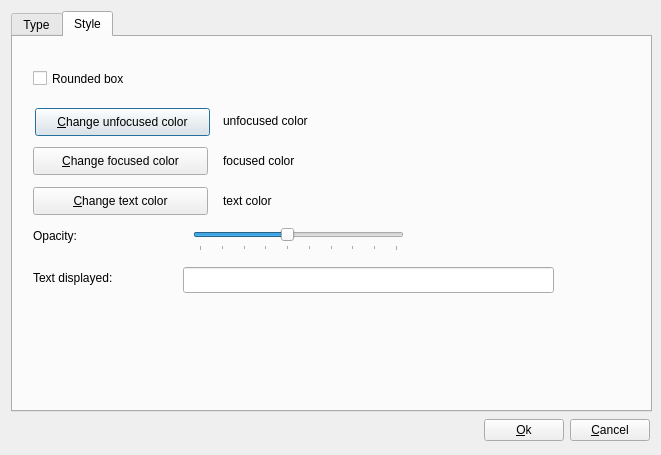
First picture: the form in builder/BoxEditor.ui, repository canercandan/iot-project, before the edit.
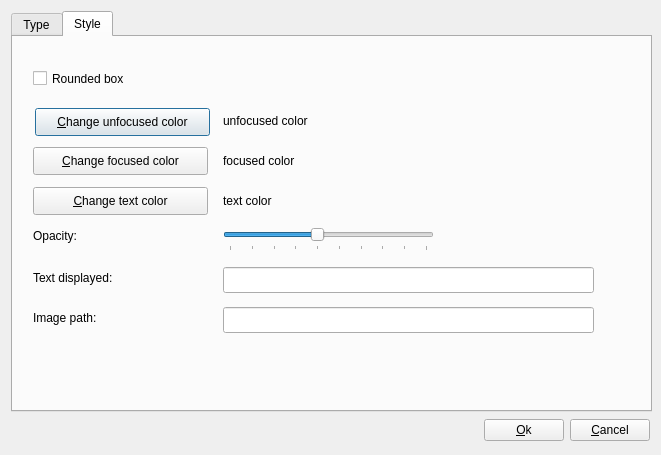
Second picture: the form after the edit. The open tabs and pages were chosen to show the change.

Commit message: [Builder] implementation de box style

```diff
--- a/builder/BoxEditor.ui
+++ b/builder/BoxEditor.ui
@@ -469,7 +469,7 @@
         <widget class="QLineEdit" name="textLineEdit">
          <property name="geometry">
           <rect>
-           <x>170</x>
+           <x>210</x>
            <y>230</y>
            <width>371</width>
            <height>26</height>
@@ -550,7 +550,7 @@
         <widget class="QSlider" name="colorOpacitySlider">
          <property name="geometry">
           <rect>
-           <x>180</x>
+           <x>210</x>
            <y>190</y>
            <width>211</width>
            <height>24</height>
@@ -584,6 +584,29 @@
           <enum>QSlider::TicksBelow</enum>
          </property>
         </widget>
+        <widget class="QLineEdit" name="pixLineEdit">
+         <property name="geometry">
+          <rect>
+           <x>210</x>
+           <y>270</y>
+           <width>371</width>
+           <height>26</height>
+          </rect>
+         </property>
+        </widget>
+        <widget class="QLabel" name="pixLabel">
+         <property name="geometry">
+          <rect>
+           <x>20</x>
+           <y>270</y>
+           <width>141</width>
+           <height>21</height>
+          </rect>
+         </property>
+         <property name="text">
+          <string>Image path:</string>
+         </property>
+        </widget>
        </widget>
       </widget>
      </item>
```
Left out of the diff: 4 changed lines with no effect on the pictures. The commit also changes 2 other files.
